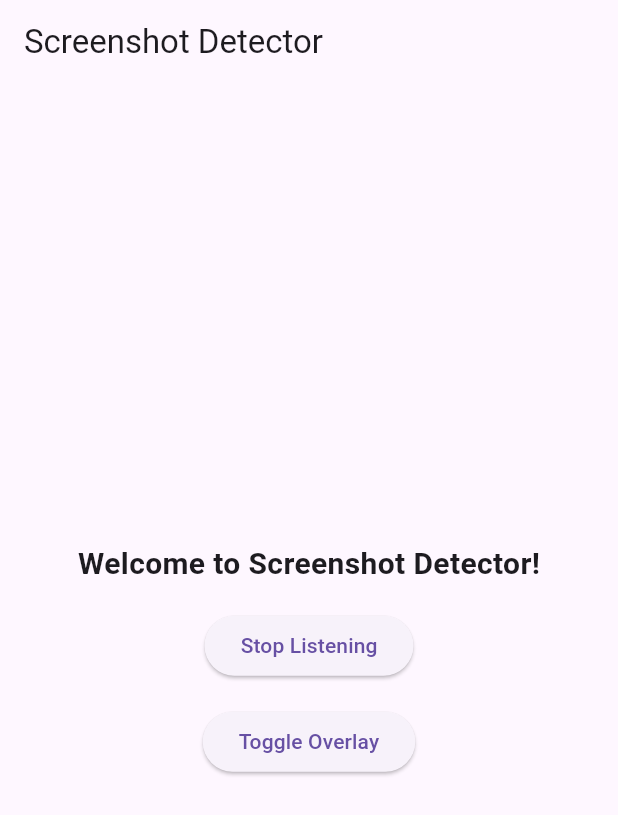
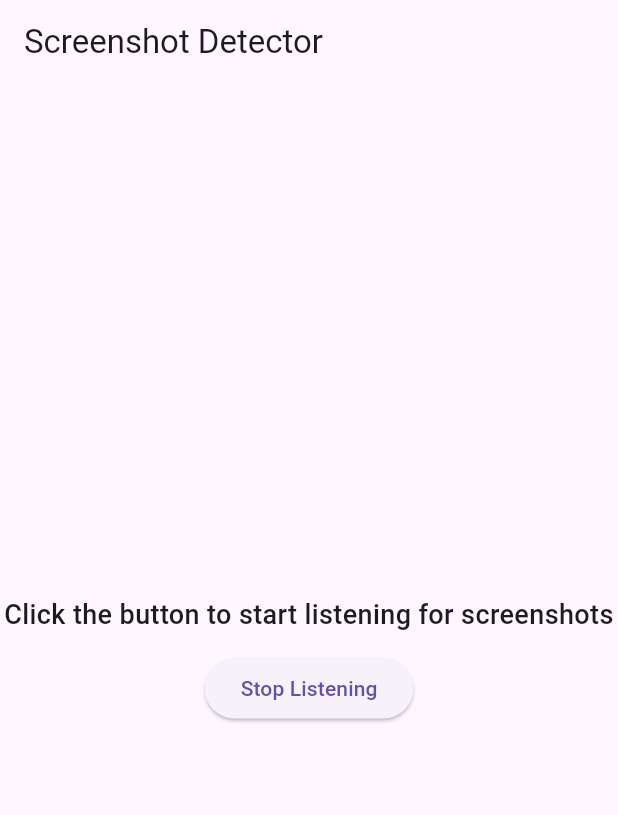
Before and after one commit to ValhallaAMB/screenshot_detector, a Flutter app: the screen it shows after launch, after a tap on "Start Listening", on a phone screen of 412 x 824 dp. Shown: the top 815 px of the screen. Run offline on Flutter 3.47's test engine with Material 3 defaults, Android fonts, the phone set to English and light mode, and no system bars; missing offline and left inert: flutter_foreground_task, flutter_overlay_window, photo_manager.

Commit message:
Application working in the background

```diff
--- a/lib/app.dart
+++ b/lib/app.dart
@@ -1,9 +1,10 @@
 import 'dart:io';
 
 import 'package:flutter/material.dart';
+import 'package:flutter_foreground_task/flutter_foreground_task.dart';
 import 'package:flutter_overlay_window/flutter_overlay_window.dart';
-import 'package:permission_handler/permission_handler.dart';
 import 'package:photo_manager/photo_manager.dart';
+import 'package:screenshot_detector/services/foreground_services.dart';
 
 class MainApp extends StatefulWidget {
   const MainApp({super.key});
@@ -13,115 +14,58 @@ class MainApp extends StatefulWidget {
 }
 
 class _MainAppState extends State<MainApp> {
-  File? latestScreenshot;
-  String? lastSeenId;
   bool isListening = false;
+
+  // Handle incoming data from the foreground service
+  void _onReceiveTaskData(Object data) {
+    if (data is Map<String, dynamic>) {
+      debugPrint("Data from Foreground: $data");
+    }
+  }
 
   @override
   void initState() {
     super.initState();
-    _requestPermissions();
+    FlutterForegroundTask.addTaskDataCallback(_onReceiveTaskData);
+
+    // Request permissions and initialize service
+    WidgetsBinding.instance.addPostFrameCallback((_) async {
+      await _requestPermissions();
+      await _initService();
+    });
   }
 
-  Future<void> _requestPermissions() async {
-    Map<Permission, PermissionStatus> statuses = await [
-      Permission.photos,
-      // Permission.storage,
-      Permission.manageExternalStorage,
-      Permission.systemAlertWindow,
-    ].request();
-
-    if (!statuses.values.every((status) => status.isGranted)) {
-      openAppSettings();
-    }
-  }
-
-  void _startListening() {
-    // Poll every 2s for new screenshots
-    if (isListening) {
-      Future.delayed(Duration(seconds: 2), () async {
-        await _checkForNewScreenshot();
-        if (mounted) _startListening();
-      });
-    }
-  }
-
-  Future<void> _checkForNewScreenshot() async {
-    final List<AssetPathEntity> albums = await PhotoManager.getAssetPathList(
-      type: RequestType.image,
-    );
-
-    // Find "Screenshots" album
-    final screenshotsAlbum = albums.firstWhere(
-      (a) => a.name.toLowerCase().contains("screenshot"),
-      orElse: () => AssetPathEntity(id: '', name: ''),
-    );
-
-    final recent = await screenshotsAlbum.getAssetListPaged(page: 0, size: 1);
-
-    if (recent.isNotEmpty) {
-      final latest = recent.first;
-      if (latest.id != lastSeenId) {
-        final file = await latest.file;
-        if (file != null) {
-          setState(() {
-            latestScreenshot = file;
-            lastSeenId = latest.id;
-          });
-          // Overlay
-          await _displayOverlay();
-        }
-      }
-    }
-  }
-
-  Future<void> _displayOverlay() async {
-    if (await FlutterOverlayWindow.isActive()) {
-      FlutterOverlayWindow.closeOverlay();
-    } else {
-      // share a JSON-encodable value (the file path) instead of a File object
-      latestScreenshot != null
-          ? FlutterOverlayWindow.shareData(latestScreenshot!.path)
-          : FlutterOverlayWindow.shareData(null);
-      FlutterOverlayWindow.showOverlay(
-        alignment: OverlayAlignment.bottomCenter,
-      );
-    }
+  @override
+  void dispose() {
+    FlutterForegroundTask.removeTaskDataCallback(_onReceiveTaskData);
+    super.dispose();
   }
 
   @override
   Widget build(BuildContext context) {
     return MaterialApp(
-      title: 'Screenshot Detector',
       home: Scaffold(
         appBar: AppBar(title: const Text('Screenshot Detector')),
         body: Center(
           child: Column(
             mainAxisAlignment: MainAxisAlignment.center,
             children: [
-              const Text(
-                'Welcome to Screenshot Detector!',
-                style: TextStyle(fontSize: 20, fontWeight: FontWeight.bold),
+              Text(
+                "Click the button to start listening for screenshots",
+                style: TextStyle(fontSize: 18, fontWeight: FontWeight.w500),
+                textAlign: TextAlign.center,
               ),
-              SizedBox(height: 16),
+              SizedBox(height: 12),
               ElevatedButton(
                 onPressed: () {
-                  // Start listening for new screenshots
-                  setState(() {
-                    isListening = !isListening;
-                  });
+                  setState(() => isListening = !isListening);
                   if (isListening) {
-                    _startListening();
+                    _startForegroundTask();
+                  } else {
+                    _stopForegroundTask();
                   }
                 },
                 child: Text(isListening ? 'Stop Listening' : 'Start Listening'),
-              ),
-              SizedBox(height: 16),
-              ElevatedButton(
-                child: const Text('Toggle Overlay'),
-                onPressed: () async {
-                  await _displayOverlay();
-                },
               ),
             ],
           ),
@@ -129,4 +73,66 @@ class _MainAppState extends State<MainApp> {
       ),
     );
   }
+
+  // Request necessary permissions
+  Future<void> _requestPermissions() async {
+    // Notifications (Android 13+ runtime)
+    final np = await FlutterForegroundTask.checkNotificationPermission();
+    if (np != NotificationPermission.granted) {
+      await FlutterForegroundTask.requestNotificationPermission();
+    }
+
+    // Optional but recommended for long-running FG services on Android 12+:
+    if (Platform.isAndroid &&
+        !await FlutterForegroundTask.isIgnoringBatteryOptimizations) {
+      await FlutterForegroundTask.requestIgnoreBatteryOptimization();
+    }
+
+    // Media (screenshots) – PhotoManager handles runtime prompts.
+    await PhotoManager.requestPermissionExtend();
+
+    // Overlay permission (for your floating bar)
+    if (!await FlutterOverlayWindow.isPermissionGranted()) {
+      await FlutterOverlayWindow.requestPermission();
+    }
+  }
+
+  // Initialize foreground service
+  Future<void> _initService() async {
+    FlutterForegroundTask.init(
+      androidNotificationOptions: AndroidNotificationOptions(
+        channelId: 'foreground_service',
+        channelName: 'Screenshot Detector',
+        channelDescription: 'Detecting screenshots in background.',
+        onlyAlertOnce: true,
+      ),
+      iosNotificationOptions: const IOSNotificationOptions(
+        showNotification: false,
+        playSound: false,
+      ),
+      foregroundTaskOptions: ForegroundTaskOptions(
+        eventAction: ForegroundTaskEventAction.repeat(
+          3000, // Check every 3 seconds
+        ),
+      ),
+    );
+  }
+
+  // Start foreground task
+  Future<ServiceRequestResult> _startForegroundTask() async {
+    if (await FlutterForegroundTask.isRunningService) {
+      return FlutterForegroundTask.restartService();
+    }
+    return FlutterForegroundTask.startService(
+      serviceId: 256,
+      notificationTitle: 'Screenshot Detector Running',
+      notificationText: 'Listening for screenshots…',
+      callback: startCallback,
+    );
+  }
+
+  // Stop foreground task
+  Future<ServiceRequestResult> _stopForegroundTask() async {
+    return FlutterForegroundTask.stopService();
+  }
 }
--- a/lib/main.dart
+++ b/lib/main.dart
@@ -1,9 +1,14 @@
 import 'package:flutter/material.dart';
+import 'package:flutter_foreground_task/flutter_foreground_task.dart';
 import 'package:screenshot_detector/app.dart';
 import 'package:screenshot_detector/overlay.dart';
 
 void main() async {
+  // Ensure all bindings are initialized
   WidgetsFlutterBinding.ensureInitialized();
+  // Initialize communication port for foreground service
+  FlutterForegroundTask.initCommunicationPort();
+
   runApp(const MainApp());
 }
 
--- a/lib/overlay.dart
+++ b/lib/overlay.dart
@@ -17,6 +17,7 @@ class _OverlayMainState extends State<OverlayMain> {
   @override
   void initState() {
     super.initState();
+    // Listen for overlay events (i.e. screenshot captured)
     FlutterOverlayWindow.overlayListener.listen((data) {
       debugPrint('Overlay event data: $data');
       if (data is String && data.isNotEmpty) {
@@ -76,6 +77,8 @@ class _OverlayMainState extends State<OverlayMain> {
               child: Row(
                 mainAxisAlignment: MainAxisAlignment.spaceEvenly,
                 mainAxisSize: MainAxisSize.min,
+
+                // Clicking of the buttons will close the overlay
                 children: [
                   _buildActionButton(
                     icon: Icons.crop,
--- a/pubspec.yaml
+++ b/pubspec.yaml
@@ -11,8 +11,8 @@ dependencies:
     sdk: flutter
 
   flutter_overlay_window: ^0.5.0
-  permission_handler: ^12.0.1
   photo_manager: ^3.7.1
+  flutter_foreground_task: ^9.1.0
 
 dev_dependencies:
   flutter_test:
```
Also changed, not shown: lib/services/foreground_services.dart (added, +63 -0 lines), pubspec.lock, 1 other file.
